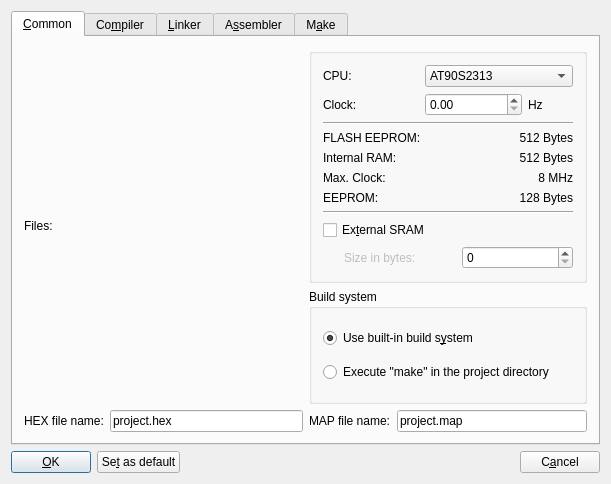
Before: the Qt Designer form src/klprojectconfigwidgetbase.ui in akrutzler/kontrollerlab, drawn with Qt 5.
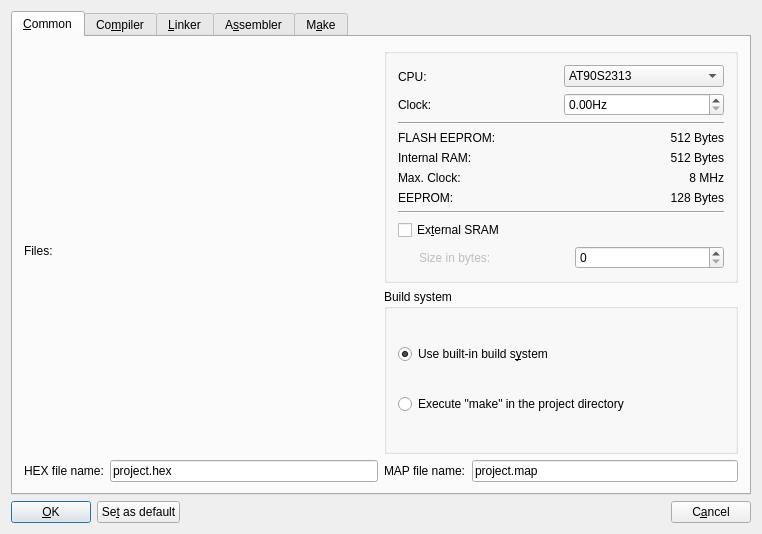
After: the same form once the commit is applied. Custom widgets are drawn as their Qt base class.

```diff
--- a/src/klprojectconfigwidgetbase.ui
+++ b/src/klprojectconfigwidgetbase.ui
@@ -6,71 +6,27 @@
    <rect>
     <x>0</x>
     <y>0</y>
-    <width>611</width>
-    <height>484</height>
+    <width>762</width>
+    <height>534</height>
    </rect>
   </property>
+  <property name="sizePolicy">
+   <sizepolicy hsizetype="Expanding" vsizetype="Expanding">
+    <horstretch>0</horstretch>
+    <verstretch>0</verstretch>
+   </sizepolicy>
+  </property>
+  <property name="minimumSize">
+   <size>
+    <width>762</width>
+    <height>534</height>
+   </size>
+  </property>
   <property name="windowTitle">
    <string>Project configuration</string>
   </property>
-  <layout class="QGridLayout">
-   <item row="1" column="0">
-    <layout class="QHBoxLayout">
-     <item>
-      <widget class="QPushButton" name="pbOK">
-       <property name="minimumSize">
-        <size>
-         <width>80</width>
-         <height>0</height>
-        </size>
-       </property>
-       <property name="text">
-        <string>&amp;OK</string>
-       </property>
-       <property name="shortcut">
-        <string>Alt+O</string>
-       </property>
-      </widget>
-     </item>
-     <item>
-      <widget class="QPushButton" name="pbSetDefault">
-       <property name="text">
-        <string>Se&amp;t as default</string>
-       </property>
-       <property name="shortcut">
-        <string>Alt+T</string>
-       </property>
-      </widget>
-     </item>
-     <item>
-      <spacer name="spacer1">
-       <property name="orientation">
-        <enum>Qt::Horizontal</enum>
-       </property>
-       <property name="sizeType">
-        <enum>QSizePolicy::Expanding</enum>
-       </property>
-       <property name="sizeHint" stdset="0">
-        <size>
-         <width>330</width>
-         <height>21</height>
-        </size>
-       </property>
-      </spacer>
-     </item>
-     <item>
-      <widget class="QPushButton" name="pbCancel">
-       <property name="text">
-        <string>C&amp;ancel</string>
-       </property>
-       <property name="shortcut">
-        <string>Alt+A</string>
-       </property>
-      </widget>
-     </item>
-    </layout>
-   </item>
-   <item row="0" column="0">
+  <layout class="QVBoxLayout" name="verticalLayout_7">
+   <item>
     <widget class="QTabWidget" name="tabWidget2">
      <property name="currentIndex">
       <number>0</number>
@@ -79,104 +35,109 @@
       <attribute name="title">
        <string>&amp;Common</string>
       </attribute>
-      <layout class="QGridLayout">
-       <item row="0" column="0" rowspan="2">
-        <layout class="QVBoxLayout">
-         <item>
-          <widget class="QLabel" name="lblFiles">
-           <property name="text">
-            <string>Files:</string>
-           </property>
-           <property name="wordWrap">
-            <bool>false</bool>
-           </property>
-          </widget>
-         </item>
-        </layout>
-       </item>
-       <item row="2" column="0" colspan="2">
-        <layout class="QHBoxLayout">
-         <item>
-          <layout class="QHBoxLayout">
-           <item>
-            <widget class="QLabel" name="lblHEXFile">
-             <property name="text">
-              <string>HEX file name:</string>
-             </property>
-             <property name="wordWrap">
-              <bool>false</bool>
-             </property>
-            </widget>
-           </item>
-           <item>
-            <widget class="QLineEdit" name="leHEXFile">
-             <property name="text">
-              <string>project.hex</string>
-             </property>
-            </widget>
-           </item>
-          </layout>
-         </item>
-         <item>
-          <layout class="QHBoxLayout">
-           <item>
-            <widget class="QLabel" name="lblMAPFile">
-             <property name="text">
-              <string>MAP file name:</string>
-             </property>
-             <property name="wordWrap">
-              <bool>false</bool>
-             </property>
-            </widget>
-           </item>
-           <item>
-            <widget class="QLineEdit" name="leMAPFile">
-             <property name="text">
-              <string>project.map</string>
-             </property>
-            </widget>
-           </item>
-          </layout>
-         </item>
-        </layout>
-       </item>
+      <layout class="QGridLayout" name="gridLayout">
        <item row="0" column="1">
         <widget class="QGroupBox" name="gbCPU">
-         <layout class="QGridLayout">
-          <item row="1" column="2" colspan="2">
-           <widget class="QDoubleSpinBox" name="kdsClock"/>
+         <layout class="QVBoxLayout" name="verticalLayout_5">
+          <item>
+           <layout class="QHBoxLayout" name="horizontalLayout">
+            <item>
+             <layout class="QVBoxLayout" name="verticalLayout_2">
+              <item>
+               <widget class="QLabel" name="lblCPU">
+                <property name="text">
+                 <string>CPU:</string>
+                </property>
+                <property name="wordWrap">
+                 <bool>false</bool>
+                </property>
+               </widget>
+              </item>
+              <item>
+               <widget class="QLabel" name="lblClock">
+                <property name="text">
+                 <string>Clock:</string>
+                </property>
+                <property name="wordWrap">
+                 <bool>false</bool>
+                </property>
+               </widget>
+              </item>
+             </layout>
+            </item>
+            <item>
+             <layout class="QVBoxLayout" name="verticalLayout">
+              <item>
+               <widget class="QComboBox" name="cbCPU">
+                <property name="sizePolicy">
+                 <sizepolicy hsizetype="Preferred" vsizetype="Fixed">
+                  <horstretch>0</horstretch>
+                  <verstretch>0</verstretch>
+                 </sizepolicy>
+                </property>
+                <item>
+                 <property name="text">
+                  <string>AT90S2313</string>
+                 </property>
+                </item>
+                <item>
+                 <property name="text">
+                  <string>AT90S2323</string>
+                 </property>
+                </item>
+                <item>
+                 <property name="text">
+                  <string>AT90S2333</string>
+                 </property>
+                </item>
+                <item>
+                 <property name="text">
+                  <string>AT90S2343</string>
+                 </property>
+                </item>
+                <item>
+                 <property name="text">
+                  <string>AT90S4333</string>
+                 </property>
+                </item>
+                <item>
+                 <property name="text">
+                  <string>AT90S4344</string>
+                 </property>
+                </item>
+                <item>
+                 <property name="text">
+                  <string>AT90S8515</string>
+                 </property>
+                </item>
+                <item>
+                 <property name="text">
+                  <string>AT90S8535</string>
+                 </property>
+                </item>
+               </widget>
+              </item>
+              <item>
+               <widget class="QDoubleSpinBox" name="kdsClock">
+                <property name="accelerated">
+                 <bool>false</bool>
+                </property>
+                <property name="showGroupSeparator" stdset="0">
+                 <bool>false</bool>
+                </property>
+                <property name="suffix">
+                 <string>Hz</string>
+                </property>
+                <property name="maximum">
+                 <double>16000000.000000000000000</double>
+                </property>
+               </widget>
+              </item>
+             </layout>
+            </item>
+           </layout>
           </item>
-          <item row="1" column="0">
-           <widget class="QLabel" name="lblClock">
-            <property name="text">
-             <string>Clock:</string>
-            </property>
-            <property name="wordWrap">
-             <bool>false</bool>
-            </property>
-           </widget>
-          </item>
-          <item row="0" column="0">
-           <widget class="QLabel" name="lblCPU">
-            <property name="text">
-             <string>CPU:</string>
-            </property>
-            <property name="wordWrap">
-             <bool>false</bool>
-            </property>
-           </widget>
-          </item>
-          <item row="1" column="4">
-           <widget class="QLabel" name="lblHz">
-            <property name="text">
-             <string>Hz</string>
-            </property>
-            <property name="wordWrap">
-             <bool>false</bool>
-            </property>
-           </widget>
-          </item>
-          <item row="2" column="0" colspan="5">
+          <item>
            <widget class="Line" name="line1">
             <property name="frameShape">
              <enum>QFrame::HLine</enum>
@@ -186,8 +147,132 @@
             </property>
            </widget>
           </item>
-          <item row="9" column="0" colspan="5">
-           <layout class="QHBoxLayout">
+          <item>
+           <layout class="QHBoxLayout" name="horizontalLayout_2">
+            <item>
+             <layout class="QVBoxLayout" name="verticalLayout_3">
+              <item>
+               <widget class="QLabel" name="lblFLASHEEPROM">
+                <property name="text">
+                 <string>FLASH EEPROM:</string>
+                </property>
+                <property name="wordWrap">
+                 <bool>false</bool>
+                </property>
+               </widget>
+              </item>
+              <item>
+               <widget class="QLabel" name="lblInternalRAMLabel">
+                <property name="text">
+                 <string>Internal RAM:</string>
+                </property>
+                <property name="wordWrap">
+                 <bool>false</bool>
+                </property>
+               </widget>
+              </item>
+              <item>
+               <widget class="QLabel" name="lblClockRate">
+                <property name="text">
+                 <string>Max. Clock:</string>
+                </property>
+                <property name="wordWrap">
+                 <bool>false</bool>
+                </property>
+               </widget>
+              </item>
+              <item>
+               <widget class="QLabel" name="lblEEPROM">
+                <property name="text">
+                 <string>EEPROM:</string>
+                </property>
+                <property name="wordWrap">
+                 <bool>false</bool>
+                </property>
+               </widget>
+              </item>
+             </layout>
+            </item>
+            <item>
+             <layout class="QVBoxLayout" name="verticalLayout_4">
+              <item>
+               <widget class="QLabel" name="lblFLASHEEPROMBytes">
+                <property name="text">
+                 <string>512 Bytes</string>
+                </property>
+                <property name="alignment">
+                 <set>Qt::AlignRight|Qt::AlignTrailing|Qt::AlignVCenter</set>
+                </property>
+                <property name="wordWrap">
+                 <bool>true</bool>
+                </property>
+               </widget>
+              </item>
+              <item>
+               <widget class="QLabel" name="lblInternalRAMBytes">
+                <property name="text">
+                 <string>512 Bytes</string>
+                </property>
+                <property name="alignment">
+                 <set>Qt::AlignRight|Qt::AlignTrailing|Qt::AlignVCenter</set>
+                </property>
+                <property name="wordWrap">
+                 <bool>true</bool>
+                </property>
+               </widget>
+              </item>
+              <item>
+               <widget class="QLabel" name="lblClockMHz">
+                <property name="text">
+                 <string>8 MHz</string>
+                </property>
+                <property name="alignment">
+                 <set>Qt::AlignRight|Qt::AlignTrailing|Qt::AlignVCenter</set>
+                </property>
+                <property name="wordWrap">
+                 <bool>false</bool>
+                </property>
+               </widget>
+              </item>
+              <item>
+               <widget class="QLabel" name="lblEEPROMBytes">
+                <property name="text">
+                 <string>128 Bytes</string>
+                </property>
+                <property name="alignment">
+                 <set>Qt::AlignRight|Qt::AlignTrailing|Qt::AlignVCenter</set>
+                </property>
+                <property name="wordWrap">
+                 <bool>false</bool>
+                </property>
+               </widget>
+              </item>
+             </layout>
+            </item>
+           </layout>
+          </item>
+          <item>
+           <widget class="Line" name="line2">
+            <property name="frameShape">
+             <enum>QFrame::HLine</enum>
+            </property>
+            <property name="frameShadow">
+             <enum>QFrame::Sunken</enum>
+            </property>
+           </widget>
+          </item>
+          <item>
+           <widget class="QCheckBox" name="cbExternalRAM">
+            <property name="text">
+             <string>Ex&amp;ternal SRAM</string>
+            </property>
+            <property name="shortcut">
+             <string>Alt+T</string>
+            </property>
+           </widget>
+          </item>
+          <item>
+           <layout class="QHBoxLayout" name="hl_sram">
             <item>
              <spacer name="spacer4">
               <property name="orientation">
@@ -222,162 +307,6 @@
             </item>
            </layout>
           </item>
-          <item row="8" column="0" colspan="5">
-           <widget class="QCheckBox" name="cbExternalRAM">
-            <property name="text">
-             <string>Ex&amp;ternal SRAM</string>
-            </property>
-            <property name="shortcut">
-             <string>Alt+T</string>
-            </property>
-           </widget>
-          </item>
-          <item row="7" column="0" colspan="5">
-           <widget class="Line" name="line2">
-            <property name="frameShape">
-             <enum>QFrame::HLine</enum>
-            </property>
-            <property name="frameShadow">
-             <enum>QFrame::Sunken</enum>
-            </property>
-           </widget>
-          </item>
-          <item row="5" column="0" colspan="3">
-           <widget class="QLabel" name="lblClockRate">
-            <property name="text">
-             <string>Max. Clock:</string>
-            </property>
-            <property name="wordWrap">
-             <bool>false</bool>
-            </property>
-           </widget>
-          </item>
-          <item row="5" column="3" colspan="2">
-           <widget class="QLabel" name="lblClockMHz">
-            <property name="text">
-             <string>8 MHz</string>
-            </property>
-            <property name="alignment">
-             <set>Qt::AlignRight|Qt::AlignTrailing|Qt::AlignVCenter</set>
-            </property>
-            <property name="wordWrap">
-             <bool>false</bool>
-            </property>
-           </widget>
-          </item>
-          <item row="6" column="0" colspan="3">
-           <widget class="QLabel" name="lblEEPROM">
-            <property name="text">
-             <string>EEPROM:</string>
-            </property>
-            <property name="wordWrap">
-             <bool>false</bool>
-            </property>
-           </widget>
-          </item>
-          <item row="6" column="3" colspan="2">
-           <widget class="QLabel" name="lblEEPROMBytes">
-            <property name="text">
-             <string>128 Bytes</string>
-            </property>
-            <property name="alignment">
-             <set>Qt::AlignRight|Qt::AlignTrailing|Qt::AlignVCenter</set>
-            </property>
-            <property name="wordWrap">
-             <bool>false</bool>
-            </property>
-           </widget>
-          </item>
-          <item row="4" column="0" colspan="3">
-           <widget class="QLabel" name="lblInternalRAMLabel">
-            <property name="text">
-             <string>Internal RAM:</string>
-            </property>
-            <property name="wordWrap">
-             <bool>false</bool>
-            </property>
-           </widget>
-          </item>
-          <item row="4" column="3" colspan="2">
-           <widget class="QLabel" name="lblInternalRAMBytes">
-            <property name="text">
-             <string>512 Bytes</string>
-            </property>
-            <property name="alignment">
-             <set>Qt::AlignRight|Qt::AlignTrailing|Qt::AlignVCenter</set>
-            </property>
-            <property name="wordWrap">
-             <bool>true</bool>
-            </property>
-           </widget>
-          </item>
-          <item row="3" column="0" colspan="3">
-           <widget class="QLabel" name="lblFLASHEEPROM">
-            <property name="text">
-             <string>FLASH EEPROM:</string>
-            </property>
-            <property name="wordWrap">
-             <bool>false</bool>
-            </property>
-           </widget>
-          </item>
-          <item row="3" column="3" colspan="2">
-           <widget class="QLabel" name="lblFLASHEEPROMBytes">
-            <property name="text">
-             <string>512 Bytes</string>
-            </property>
-            <property name="alignment">
-             <set>Qt::AlignRight|Qt::AlignTrailing|Qt::AlignVCenter</set>
-            </property>
-            <property name="wordWrap">
-             <bool>true</bool>
-            </property>
-           </widget>
-          </item>
-          <item row="0" column="2" colspan="3">
-           <widget class="QComboBox" name="cbCPU">
-            <item>
-             <property name="text">
-              <string>AT90S2313</string>
-             </property>
-            </item>
-            <item>
-             <property name="text">
-              <string>AT90S2323</string>
-             </property>
-            </item>
-            <item>
-             <property name="text">
-              <string>AT90S2333</string>
-             </property>
-            </item>
-            <item>
-             <property name="text">
-              <string>AT90S2343</string>
-             </property>
-            </item>
-            <item>
-             <property name="text">
-              <string>AT90S4333</string>
-             </property>
-            </item>
-            <item>
-             <property name="text">
-              <string>AT90S4344</string>
-             </property>
-            </item>
-            <item>
-             <property name="text">
-              <string>AT90S8515</string>
-             </property>
-            </item>
-            <item>
-             <property name="text">
-              <string>AT90S8535</string>
-             </property>
-            </item>
-           </widget>
-          </item>
          </layout>
         </widget>
        </item>
@@ -386,8 +315,8 @@
          <property name="title">
           <string>Build system</string>
          </property>
-         <layout class="QGridLayout">
-          <item row="0" column="0">
+         <layout class="QVBoxLayout" name="verticalLayout_6">
+          <item>
            <widget class="QRadioButton" name="rbBuiltIn">
             <property name="text">
              <string>Use built-in build s&amp;ystem</string>
@@ -400,7 +329,7 @@
             </property>
            </widget>
           </item>
-          <item row="1" column="0">
+          <item>
            <widget class="QRadioButton" name="rbExecuteMake">
             <property name="text">
              <string>Execute &quot;make&quot; in the project directory</string>
@@ -410,15 +339,77 @@
          </layout>
         </widget>
        </item>
+       <item row="2" column="0">
+        <layout class="QHBoxLayout" name="horizontalLayout_3">
+         <item>
+          <widget class="QLabel" name="lblHEXFile">
+           <property name="text">
+            <string>HEX file name:</string>
+           </property>
+           <property name="wordWrap">
+            <bool>false</bool>
+           </property>
+          </widget>
+         </item>
+         <item>
+          <widget class="QLineEdit" name="leHEXFile">
+           <property name="text">
+            <string>project.hex</string>
+           </property>
+          </widget>
+         </item>
+        </layout>
+       </item>
+       <item row="2" column="1">
+        <layout class="QHBoxLayout" name="horizontalLayout_4">
+         <item>
+          <widget class="QLabel" name="lblMAPFile">
+           <property name="text">
+            <string>MAP file name:</string>
+           </property>
+           <property name="wordWrap">
+            <bool>false</bool>
+           </property>
+          </widget>
+         </item>
+         <item>
+          <widget class="QLineEdit" name="leMAPFile">
+           <property name="text">
+            <string>project.map</string>
+           </property>
+          </widget>
+         </item>
+        </layout>
+       </item>
+       <item row="0" column="0" rowspan="2">
+        <layout class="QVBoxLayout" name="layProjectManager">
+         <item>
+          <widget class="QLabel" name="lblFiles">
+           <property name="sizePolicy">
+            <sizepolicy hsizetype="Expanding" vsizetype="Preferred">
+             <horstretch>0</horstretch>
+             <verstretch>0</verstretch>
+            </sizepolicy>
+           </property>
+           <property name="text">
+            <string>Files:</string>
+           </property>
+           <property name="wordWrap">
+            <bool>false</bool>
+           </property>
+          </widget>
+         </item>
+        </layout>
+       </item>
       </layout>
      </widget>
-     <widget class="QWidget" name="tab">
+     <widget class="QWidget" name="tab_compiler">
       <attribute name="title">
        <string>Co&amp;mpiler</string>
       </attribute>
-      <layout class="QVBoxLayout">
+      <layout class="QVBoxLayout" name="verticalLayout_8">
        <item>
-        <layout class="QHBoxLayout">
+        <layout class="QHBoxLayout" name="hl_command">
          <item>
           <widget class="QLabel" name="lblCompilerCommand">
            <property name="text">
@@ -486,9 +477,19 @@
         </widget>
        </item>
        <item>
-        <layout class="QHBoxLayout">
+        <layout class="QHBoxLayout" name="horizontalLayout_5">
          <item>
-          <layout class="QHBoxLayout">
+          <widget class="QLabel" name="lblOptimizationLevel">
+           <property name="text">
+            <string>Optimization level:</string>
+           </property>
+           <property name="wordWrap">
+            <bool>false</bool>
+           </property>
+          </widget>
+         </item>
+         <item>
+          <widget class="QComboBox" name="cbOptimizationLevel">
            <item>
             <widget class="QLabel" name="lblOptimizationLevel">
              <property name="text">
@@ -528,7 +529,22 @@
              </item>
             </widget>
            </item>
-          </layout>
+           <item>
+            <property name="text">
+             <string>2: Optimization level 2</string>
+            </property>
+           </item>
+           <item>
+            <property name="text">
+             <string>3: Optimization level 3</string>
+            </property>
+           </item>
+           <item>
+            <property name="text">
+             <string>s: Optimize for size</string>
+            </property>
+           </item>
+          </widget>
          </item>
          <item>
           <spacer name="spacer3">
@@ -728,13 +744,13 @@
        </item>
       </layout>
      </widget>
-     <widget class="QWidget" name="TabPage">
+     <widget class="QWidget" name="tab_asm">
       <attribute name="title">
        <string>A&amp;ssembler</string>
       </attribute>
       <layout class="QGridLayout">
        <item row="0" column="0">
-        <layout class="QHBoxLayout">
+        <layout class="QHBoxLayout" name="hl_commandASM">
          <item>
           <widget class="QLabel" name="lblAssemblerCommand">
            <property name="text">
@@ -772,13 +788,13 @@
        </item>
       </layout>
      </widget>
-     <widget class="QWidget" name="TabPage">
+     <widget class="QWidget" name="tab_make">
       <attribute name="title">
        <string>M&amp;ake</string>
       </attribute>
       <layout class="QGridLayout">
        <item row="0" column="0">
-        <layout class="QGridLayout">
+        <layout class="QGridLayout" name="gl_make">
          <item row="1" column="2">
           <widget class="QLineEdit" name="leDefaultTarget">
            <property name="text">
@@ -888,6 +904,62 @@
      </widget>
     </widget>
    </item>
+   <item>
+    <layout class="QHBoxLayout" name="vl_mainbtn">
+     <item>
+      <widget class="QPushButton" name="pbOK">
+       <property name="minimumSize">
+        <size>
+         <width>80</width>
+         <height>0</height>
+        </size>
+       </property>
+       <property name="text">
+        <string>&amp;OK</string>
+       </property>
+       <property name="shortcut">
+        <string>Alt+O</string>
+       </property>
+      </widget>
+     </item>
+     <item>
+      <widget class="QPushButton" name="pbSetDefault">
+       <property name="text">
+        <string>Se&amp;t as default</string>
+       </property>
+       <property name="shortcut">
+        <string>Alt+T</string>
+       </property>
+      </widget>
+     </item>
+     <item>
+      <spacer name="spacer1">
+       <property name="orientation">
+        <enum>Qt::Horizontal</enum>
+       </property>
+       <property name="sizeType">
+        <enum>QSizePolicy::Expanding</enum>
+       </property>
+       <property name="sizeHint" stdset="0">
+        <size>
+         <width>330</width>
+         <height>21</height>
+        </size>
+       </property>
+      </spacer>
+     </item>
+     <item>
+      <widget class="QPushButton" name="pbCancel">
+       <property name="text">
+        <string>C&amp;ancel</string>
+       </property>
+       <property name="shortcut">
+        <string>Alt+A</string>
+       </property>
+      </widget>
+     </item>
+    </layout>
+   </item>
   </layout>
  </widget>
  <layoutdefault spacing="6" margin="11"/>
```
Left out of the diff: 98 changed lines with no effect on the pictures.
